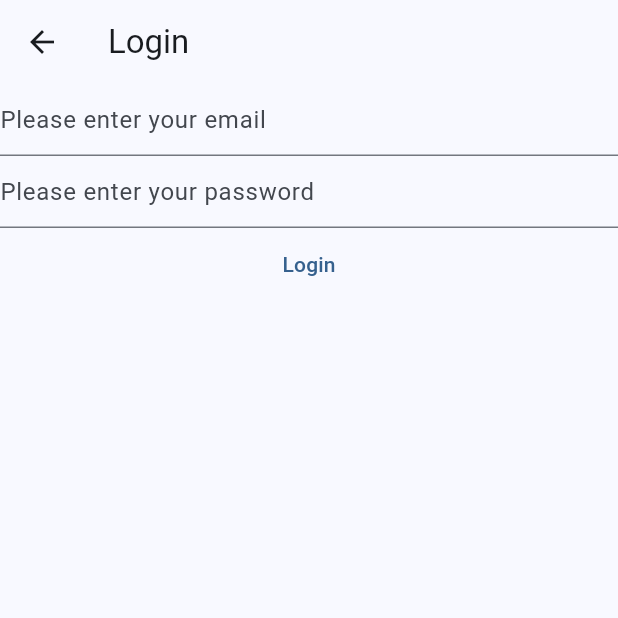
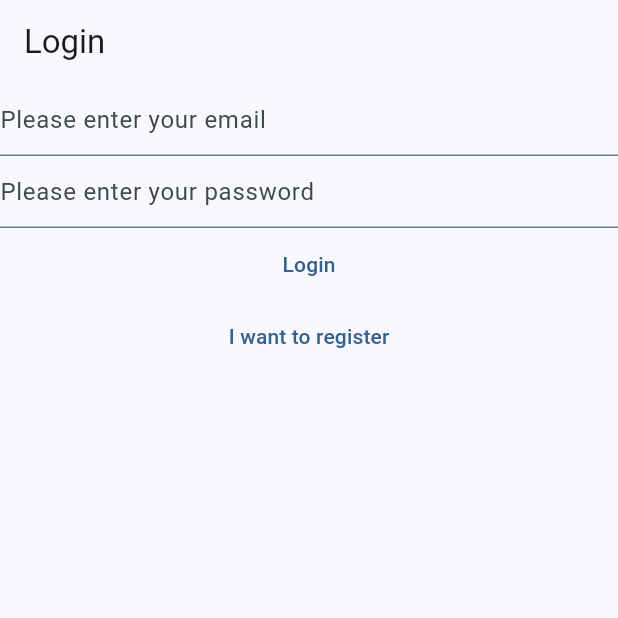
Before and after one commit to LinguaLink1023/linguapptest, a Flutter app: the LoginView screen opened directly, on a phone screen of 412 x 824 dp, the top half of it. Run offline on Flutter 3.47's test engine with Material 3 defaults, Android fonts, the light colour scheme and no system bars; our stand-ins replace firebase_auth, firebase_core; accounts and stored records are empty.

Commit message:
all files

```diff
--- a/lib/views/login_view.dart
+++ b/lib/views/login_view.dart
@@ -31,54 +31,48 @@
   @override
   Widget build(BuildContext context) {
     return Scaffold(
-      appBar: AppBar(
-        title: const Text('Login')
-        ),
-      body: FutureBuilder(
-        future: Firebase.initializeApp(
-                  options: DefaultFirebaseOptions.currentPlatform,
-                ),
-        builder: (context, snapshot) {
-          switch(snapshot.connectionState) {
-            case ConnectionState.done:
-              return Column(
+      appBar: AppBar(title: const Text('Login')),
+      body: Column(
         children: [
           TextField(
             controller: _email,
             enableSuggestions: false,
             autocorrect: false,
             keyboardType: TextInputType.emailAddress,
-                        decoration: const InputDecoration(
-                          hintText: 'Please enter your email'
-                        ),
+            decoration:
+                const InputDecoration(hintText: 'Please enter your email'),
           ),
           TextField(
               controller: _password,
               obscureText: true,
               enableSuggestions: false,
               autocorrect: false,
-                          decoration: const InputDecoration(
-                            hintText: 'Please enter your password'
-                          )
-                        ),
-                        TextButton(onPressed: () async {
+              decoration:
+                  const InputDecoration(hintText: 'Please enter your password')),
+          TextButton(
+              onPressed: () async {
                 final email = _email.text;
                 final password = _password.text;
                 try {
-                              final loginResult = await FirebaseAuth.instance.signInWithEmailAndPassword(
-                                email: email,
-                                password: password
-                              );//登陆
+                  final loginResult = await FirebaseAuth.instance
+                      .signInWithEmailAndPassword(
+                          email: email, password: password); //登陆
+                  print(loginResult);
                 } on FirebaseAuthException catch (e) {
                   print(e.code);
                 }
-                        }, child: const Text('Login')),
+              },
+              child: const Text('Login')),
+          TextButton(
+            onPressed: () {
+              Navigator.of(context).pushNamedAndRemoveUntil(
+                '/register/',
+                (route) => false
+              );
+            },
+            child: const Text('I want to register'),
+          )
         ],
-                    );
-              default:
-              return const Text('Loading...');
-          }
-        },
       ),
     );
   }
```
Also changed, not shown: lib/main.dart (+25 -21 lines), lib/views/register_view.dart (+19 -17 lines), lib/views/verify_email_view.dart (added, +33 -0 lines). Lines whose indentation alone changed are shown as unchanged.
